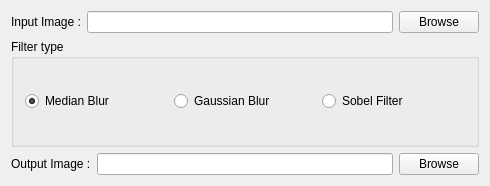
LaouadAyoub/Image-processing-UI-using-Qt-and-OpenCV, file Qt_Project_for_Image_processing/mainwindow.ui: the form before one commit.
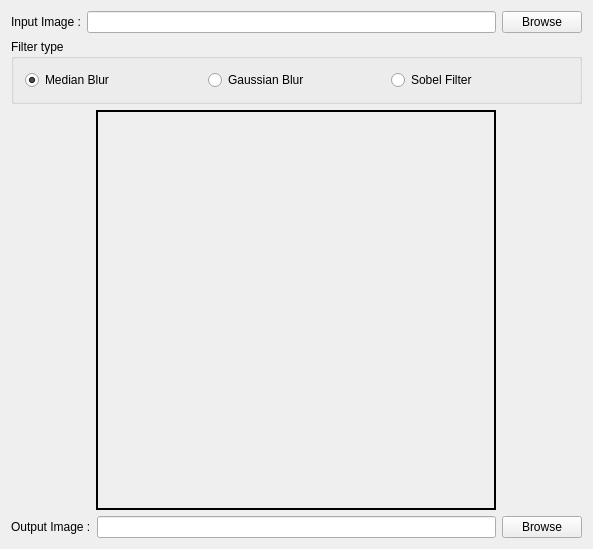
The form after the commit.

Commit message: Adding image container

```diff
--- a/Qt_Project_for_Image_processing/mainwindow.ui
+++ b/Qt_Project_for_Image_processing/mainwindow.ui
@@ -6,8 +6,8 @@
    <rect>
     <x>0</x>
     <y>0</y>
-    <width>490</width>
-    <height>186</height>
+    <width>593</width>
+    <height>484</height>
    </rect>
   </property>
   <property name="windowTitle">
@@ -38,6 +38,12 @@
     </item>
     <item>
      <widget class="QGroupBox" name="filterTypeGroupBox">
+      <property name="maximumSize">
+       <size>
+        <width>16777215</width>
+        <height>100</height>
+       </size>
+      </property>
       <property name="title">
        <string>Filter type</string>
       </property>
@@ -69,6 +75,32 @@
       </layout>
      </widget>
     </item>
+    <item>
+     <layout class="QHBoxLayout" name="horizontalLayout">
+      <item>
+       <widget class="QLabel" name="Image">
+        <property name="minimumSize">
+         <size>
+          <width>400</width>
+          <height>400</height>
+         </size>
+        </property>
+        <property name="maximumSize">
+         <size>
+          <width>400</width>
+          <height>400</height>
+         </size>
+        </property>
+        <property name="frameShape">
+         <enum>QFrame::WinPanel</enum>
+        </property>
+        <property name="text">
+         <string/>
+        </property>
+       </widget>
+      </item>
+     </layout>
+    </item>
     <item>
      <layout class="QHBoxLayout" name="bottomHorizontalLayout">
       <item>
```
The commit also changes 3 other files.
